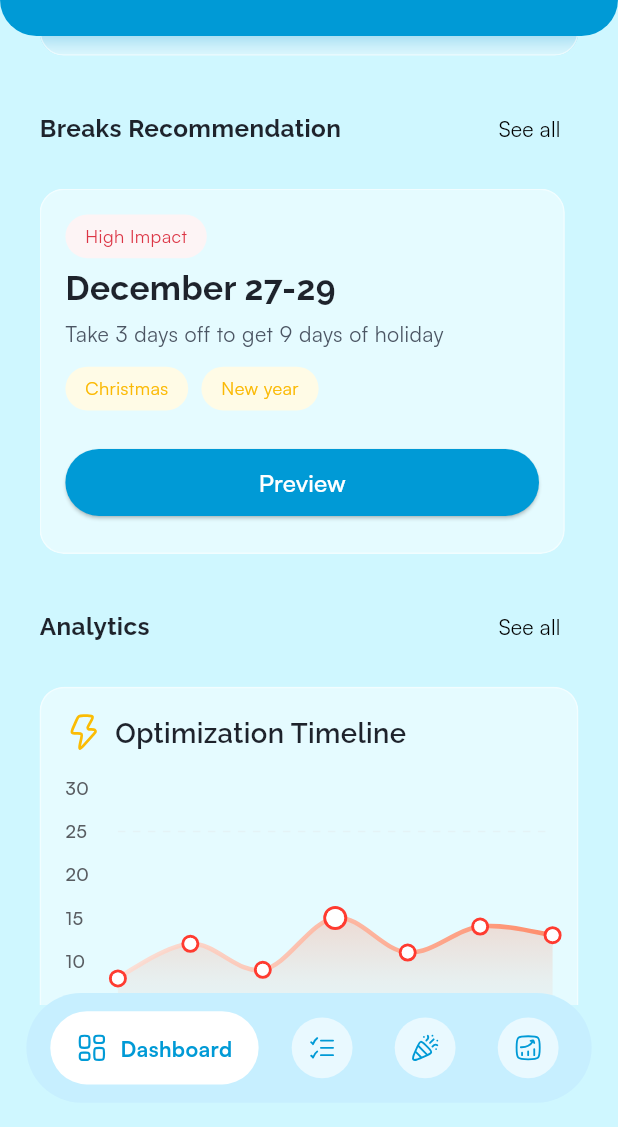
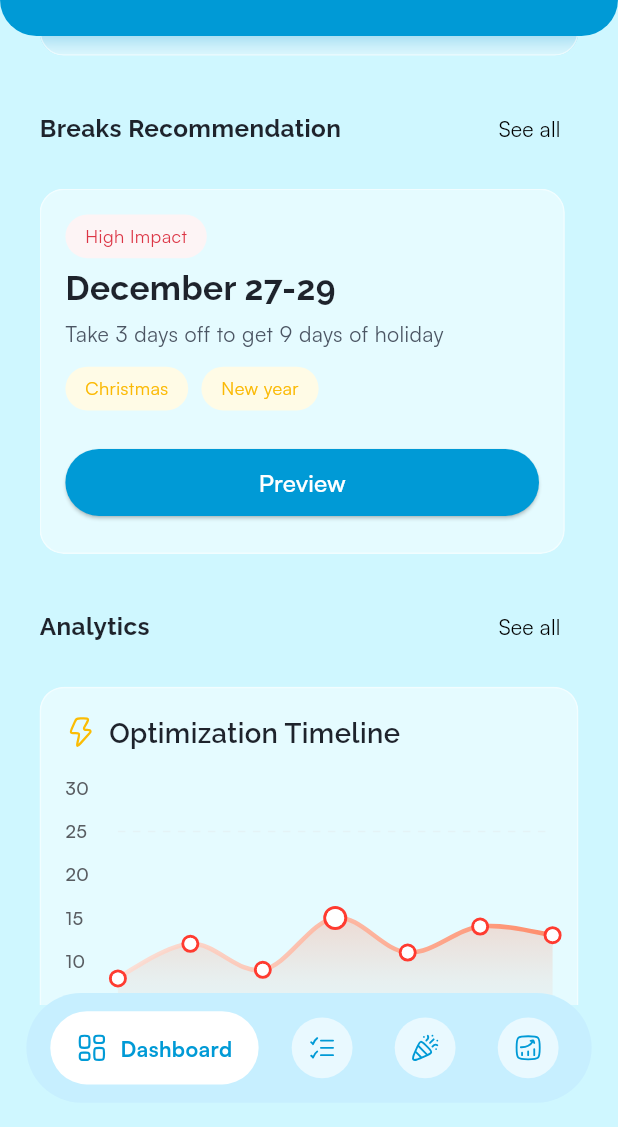
Before and after one commit to Jossyboydgenius/BetterBreaks, a Flutter app: the HomeView screen opened directly, scrolled down 576 dp, on a phone screen of 412 x 824 dp, the part 109-1236 px from its top. Run offline on Flutter 3.47's test engine with Material 3 defaults, Android fonts, the light colour scheme and no system bars; drawn by our look-alikes of fl_chart; our stand-ins replace bot_toast, connectivity_plus, dots_indicator, flutter_dotenv, flutter_screenutil, flutter_svg and 3 more; project files that could hold a hidden picture were left out.

Commit message:
Adjust icon size in OptimizationTimelineWidget from 24.r to 20.r for improved aesthetics and consistency.

```diff
--- a/lib/ui/widgets/optimization_timeline_widget.dart
+++ b/lib/ui/widgets/optimization_timeline_widget.dart
@@ -56,7 +56,7 @@ class OptimizationTimelineWidget extends StatelessWidget {
                 children: [
                   AppIcons(
                     icon: AppIconData.zap01,
-                    size: 24.r,
+                    size: 20.r,
                   ),
                   SizedBox(width: 8.w),
                   Text(
```
